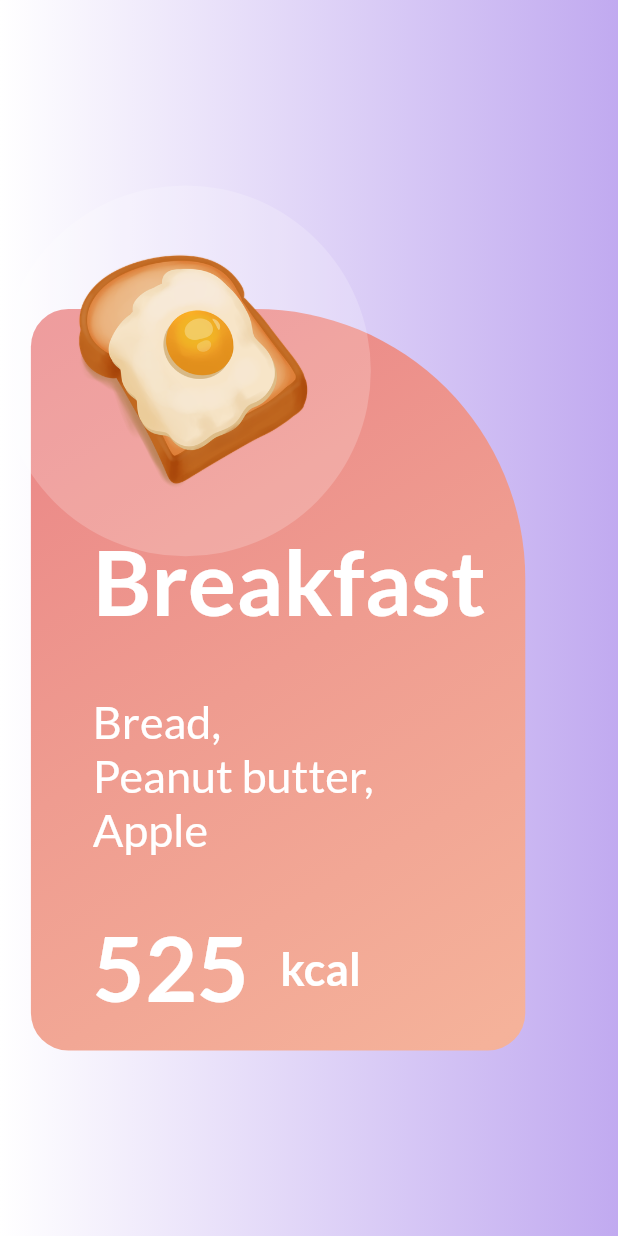
After one commit to Shankaraaditya/todquest_app, a Flutter app: the UiTaskScreen screen opened directly, on a phone screen of 412 x 824 dp. The commit adds this screen. Run offline on Flutter 3.47's test engine with Material 2 defaults, Android fonts, the phone set to English and light mode, and no system bars; our stand-ins replace cloud_firestore, firebase_auth, firebase_core, google_fonts; accounts and stored records are empty.

Commit message:
all features implemented

```diff
--- /dev/null
+++ b/lib/constants/constants.dart
@@ -0,0 +1,17 @@
+import 'package:flutter/cupertino.dart';
+
+class Utilities {
+  static final Utilities _utilities = Utilities._internal();
+
+  factory Utilities() {
+    return _utilities;
+  }
+
+  Utilities._internal();
+
+  static double screenHeight =
+      MediaQueryData.fromWindow(WidgetsBinding.instance.window).size.height;
+
+  static double screenWidth =
+      MediaQueryData.fromWindow(WidgetsBinding.instance.window).size.width;
+}
--- a/lib/main.dart
+++ b/lib/main.dart
@@ -1,13 +1,16 @@
 import 'package:firebase_core/firebase_core.dart';
 import 'package:flutter/material.dart';
 import 'package:todquest_active_user_app_flutter/screens/loginScreen.dart';
+import 'package:todquest_active_user_app_flutter/screens/UI_screen.dart';
 
 void main() async {
   WidgetsFlutterBinding.ensureInitialized();
   await Firebase.initializeApp();
   runApp(
     MaterialApp(
-      home: await LoginScreen(),
+      home:  LoginScreen(),
+      theme: ThemeData(brightness: Brightness.dark)
+      // home: UiTaskScreen(),
     ),
   );
 }
--- a/lib/model/user.dart
+++ b/lib/model/user.dart
@@ -4,22 +4,23 @@ import 'package:flutter/foundation.dart';
 enum ComeFrom { Facebook, Google, Instagram, Organic, Friend }
 
 class UserModel {
-  UserModel({required this.name, required this.email ,required this.source});
+  UserModel({required this.name, required this.email, required this.source});
   final String name;
   final StringProperty email;
   final ComeFrom source;
 }
 
-
 class UserDetails {
   final String userId;
   final String name;
   final String comeFrom;
+  final String email;
 
   UserDetails({
     required this.userId,
     required this.name,
     required this.comeFrom,
+    required this.email
   });
 
   factory UserDetails.fromSnapshot(QueryDocumentSnapshot snapshot) {
@@ -27,6 +28,7 @@ class UserDetails {
 
     return UserDetails(
       userId: snapshot.id,
+      email: data['email'] ?? '',
       name: data['name'] ?? '',
       comeFrom: data['comeFrom'] ?? '',
     );
--- /dev/null
+++ b/lib/screens/UI_screen.dart
@@ -0,0 +1,153 @@
+import 'package:flutter/material.dart';
+import 'package:google_fonts/google_fonts.dart';
+import 'package:todquest_active_user_app_flutter/constants/constants.dart';
+
+
+class UiTaskScreen extends StatelessWidget {
+  const UiTaskScreen({super.key});
+
+  @override
+  Widget build(BuildContext context) {
+    return Scaffold(
+      body: Stack(
+        children:[
+          Container(
+            width: double.infinity,
+            height: double.infinity,
+            decoration: const BoxDecoration(
+              gradient: LinearGradient(colors: [
+                Colors.white,
+                Color.fromARGB(255, 193, 170, 240)
+
+              ])
+            ),
+          ),
+
+
+          Positioned(
+
+            child: Column(
+            mainAxisAlignment: MainAxisAlignment.center,
+            children: [
+              Stack(
+                children: [
+                  Column(
+                    children: [
+                      SizedBox(
+                        height: Utilities.screenHeight * 0.1,
+                      ),
+                      Row(
+                        children: [
+                          SizedBox(
+                            width: Utilities.screenWidth * 0.05,
+                          ),
+                          Container(
+                            padding:
+                                EdgeInsets.only(left: Utilities.screenWidth * 0.1),
+                            width: Utilities.screenWidth * 0.8,
+                            height: Utilities.screenHeight * 0.6,
+                            decoration: const BoxDecoration(
+                                gradient: LinearGradient(
+                                  begin: Alignment.topLeft,
+                                  end: Alignment(0.8, 1),
+                                  colors: <Color>[
+                                    Color(0xffea8385),
+                                    Color(0xffef9c90),
+                                    Color(0xfff5b29a),
+                                  ],
+                                  tileMode: TileMode.mirror,
+                                ),
+                                borderRadius: BorderRadius.only(
+                                  topLeft: Radius.circular(25),
+                                  topRight: Radius.circular(180),
+                                  bottomLeft: Radius.circular(25),
+                                  bottomRight: Radius.circular(25),
+                                )),
+                            child: Column(
+                                mainAxisAlignment: MainAxisAlignment.spaceEvenly,
+                                crossAxisAlignment: CrossAxisAlignment.start,
+                                children: [
+                                  SizedBox(
+                                    height: Utilities.screenHeight * 0.13,
+                                  ),
+                                   Text(
+                                    "Breakfast",
+                                    style: GoogleFonts.lato(
+                                        color: Colors.white,
+                                        fontSize: 60,
+                                        fontWeight: FontWeight.bold),
+                                  ),
+                                  const SizedBox(),
+                                  Column(
+                                    crossAxisAlignment: CrossAxisAlignment.start,
+                                    children:  [
+                                      Text(
+                                        "Bread,",
+                                        style: GoogleFonts.lato(
+                                          color: Colors.white,
+                                          fontSize: 30,
+                                        ),
+                                      ),
+                                      Text(
+                                        "Peanut butter,",
+                                        style: GoogleFonts.lato(
+                                          color: Colors.white,
+                                          fontSize: 30,
+                                        ),
+                                      ),
+                                      Text(
+                                        "Apple",
+                                        style: GoogleFonts.lato(
+                                          color: Colors.white,
+                                          fontSize: 30,
+                                        ),
+                                      ),
+                                    ],
+                                  ),
+                                  const SizedBox(),
+                                  Row(
+                                    children: [
+                                       Text(
+                                        "525",
+                                        style: GoogleFonts.lato(
+                                            color: Colors.white,
+                                            fontSize: 60,
+                                            fontWeight: FontWeight.bold),
+                                      ),
+                                      SizedBox(
+                                        width: Utilities.screenWidth * 0.05,
+                                      ),
+                                       Text(
+                                        "kcal",
+                                        style: GoogleFonts.lato(
+                                            color: Colors.white,
+                                            fontSize: 30,
+                                            fontWeight: FontWeight.bold),
+                                      )
+                                    ],
+                                  )
+                                ]),
+                          ),
+                        ],
+                      ),
+                    ],
+                  ),
+                  Column(
+                    children: [
+                      CircleAvatar(
+                        radius: Utilities.screenHeight * 0.15,
+                        backgroundColor: Colors.white.withOpacity(0.2),
+                        child:
+                            const Image(image: AssetImage('assets/images/egg.png')),
+                      )
+                    ],
+                  ),
+                ],
+              ),
+            ],
+                  ),
+          )
+      ]),
+    );
+  }
+}
--- a/pubspec.yaml
+++ b/pubspec.yaml
@@ -38,6 +38,7 @@ dependencies:
   firebase_auth: ^4.6.3
   firebase_core: ^2.14.0
   cloud_firestore: ^4.8.2
+  google_fonts: ^4.0.4
 
 dev_dependencies:
   flutter_test:
@@ -62,8 +63,8 @@ flutter:
   uses-material-design: true
 
   # To add assets to your application, add an assets section, like this:
-  # assets:
-  #   - images/a_dot_burr.jpeg
+  assets:
+    - assets/images/egg.png
   #   - images/a_dot_ham.jpeg
 
   # An image asset can refer to one or more resolution-specific "variants", see
```
Also changed, not shown: lib/screens/loginScreen.dart (+45 -7 lines), lib/screens/users.dart (+134 -23 lines), lib/widget/user_detaill.dart (added, +91 -0 lines), assets/images/egg.png (added), pubspec.lock.
